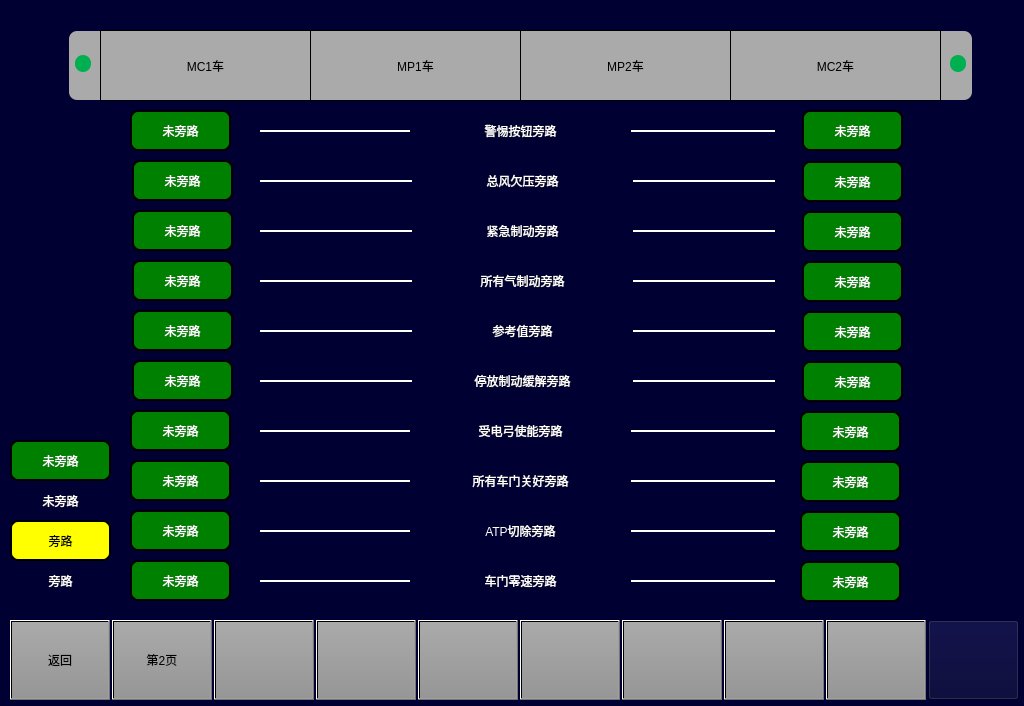
Before: the Qt Designer form bypasspage.ui in 994656234/HHL, drawn with Qt 5.
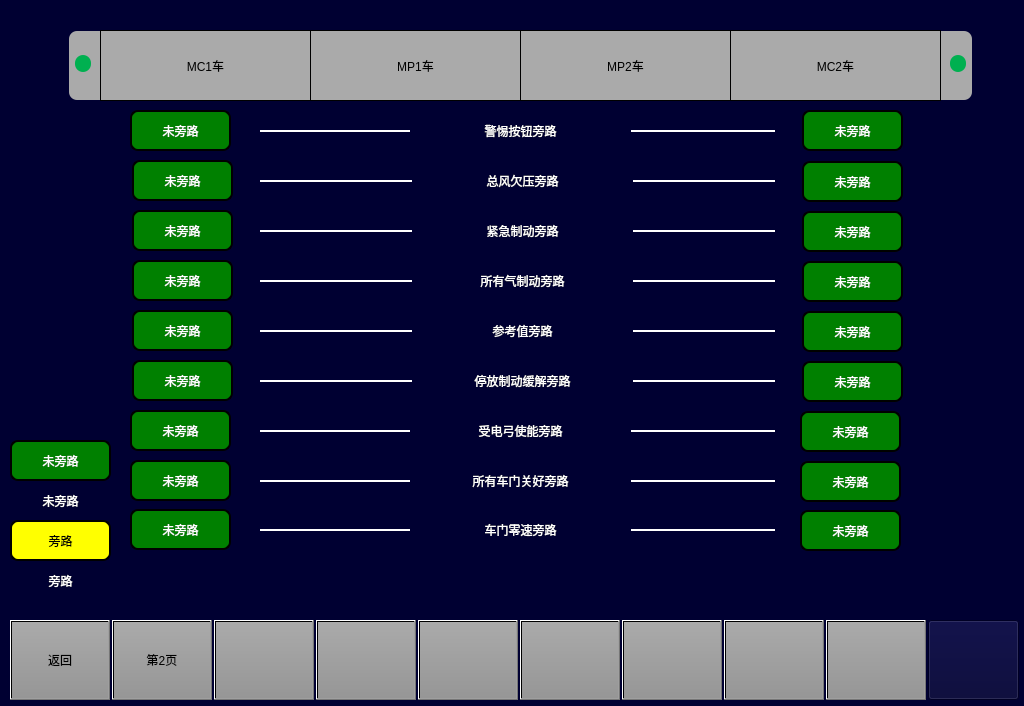
After: the same form once the commit is applied. Icons and pictures are not drawn.

The edit to the form file:
```diff
--- a/bypasspage.ui
+++ b/bypasspage.ui
@@ -1197,98 +1197,11 @@
     <string/>
    </property>
   </widget>
-  <widget class="QLabel" name="LBL1_11">
-   <property name="geometry">
-    <rect>
-     <x>410</x>
-     <y>510</y>
-     <width>221</width>
-     <height>41</height>
-    </rect>
-   </property>
-   <property name="styleSheet">
-    <string notr="true">font: 20px  &quot;微软雅黑&quot;;
-color: white;
-</string>
-   </property>
-   <property name="text">
-    <string>ATP切除旁路</string>
-   </property>
-   <property name="alignment">
-    <set>Qt::AlignCenter</set>
-   </property>
-  </widget>
-  <widget class="QLabel" name="lbl9_2">
-   <property name="geometry">
-    <rect>
-     <x>800</x>
-     <y>511</y>
-     <width>101</width>
-     <height>41</height>
-    </rect>
-   </property>
-   <property name="styleSheet">
-    <string notr="true">font: 20px  &quot;微软雅黑&quot;;
-color: white;
-background-color: green;
-border:2px  solid black;
-border-radius:8px;</string>
-   </property>
-   <property name="text">
-    <string>未旁路</string>
-   </property>
-   <property name="alignment">
-    <set>Qt::AlignCenter</set>
-   </property>
-  </widget>
-  <widget class="QLabel" name="linelbl1_9">
-   <property name="geometry">
-    <rect>
-     <x>260</x>
-     <y>530</y>
-     <width>515</width>
-     <height>2</height>
-    </rect>
-   </property>
-   <property name="styleSheet">
-    <string notr="true">border: 2px solid white;
-</string>
-   </property>
-   <property name="text">
-    <string/>
-   </property>
-   <property name="alignment">
-    <set>Qt::AlignCenter</set>
-   </property>
-  </widget>
-  <widget class="QLabel" name="lbl9_1">
-   <property name="geometry">
-    <rect>
-     <x>130</x>
-     <y>510</y>
-     <width>101</width>
-     <height>41</height>
-    </rect>
-   </property>
-   <property name="styleSheet">
-    <string notr="true">font: 20px  &quot;微软雅黑&quot;;
-color: white;
-background-color: green;
-border:2px  solid black;
-border-radius:8px;</string>
-   </property>
-   <property name="text">
-    <string>未旁路</string>
-   </property>
-   <property name="alignment">
-    <set>Qt::AlignCenter</set>
-   </property>
-  </widget>
   <widget class="QLabel" name="LBL1_12">
    <property name="geometry">
     <rect>
      <x>410</x>
-     <y>560</y>
+     <y>509</y>
      <width>221</width>
      <height>41</height>
     </rect>
@@ -1309,7 +1222,7 @@
    <property name="geometry">
     <rect>
      <x>800</x>
-     <y>561</y>
+     <y>510</y>
      <width>101</width>
      <height>41</height>
     </rect>
@@ -1332,7 +1245,7 @@
    <property name="geometry">
     <rect>
      <x>260</x>
-     <y>580</y>
+     <y>529</y>
      <width>515</width>
      <height>2</height>
     </rect>
@@ -1352,7 +1265,7 @@
    <property name="geometry">
     <rect>
      <x>130</x>
-     <y>560</y>
+     <y>509</y>
      <width>101</width>
      <height>41</height>
     </rect>
```
Left out of the diff: 4 changed lines with no effect on the pictures.
